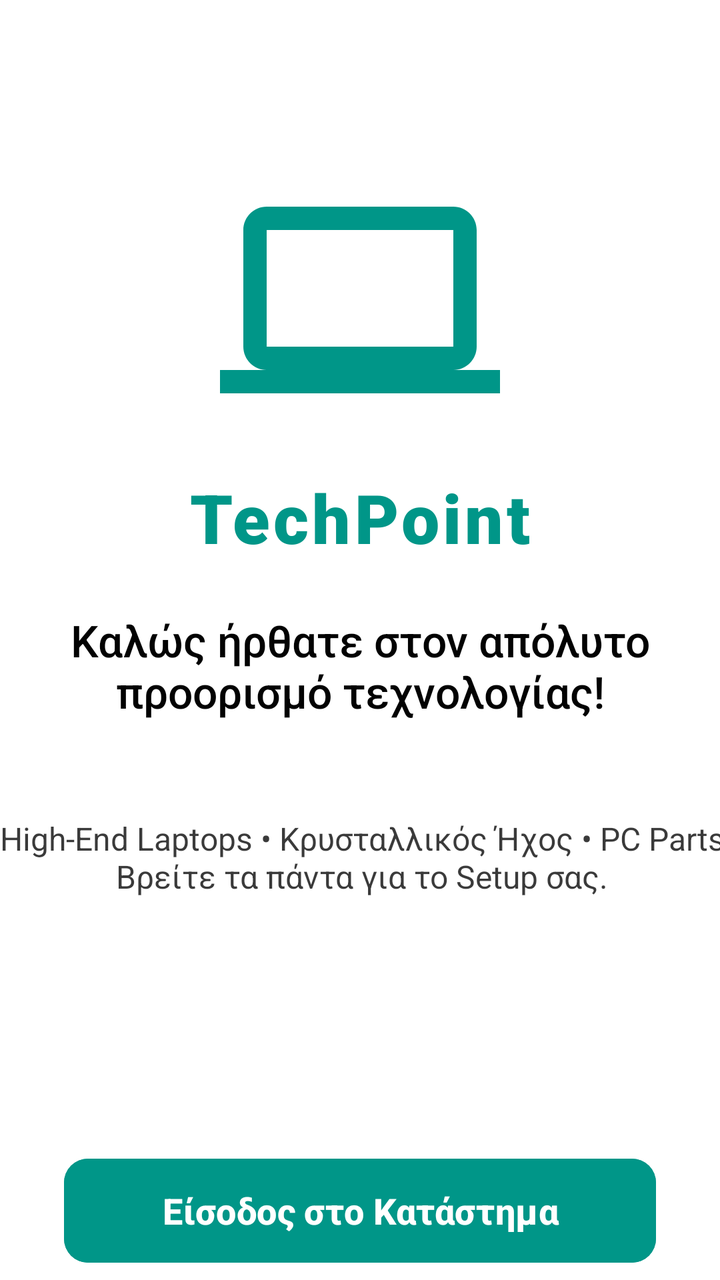
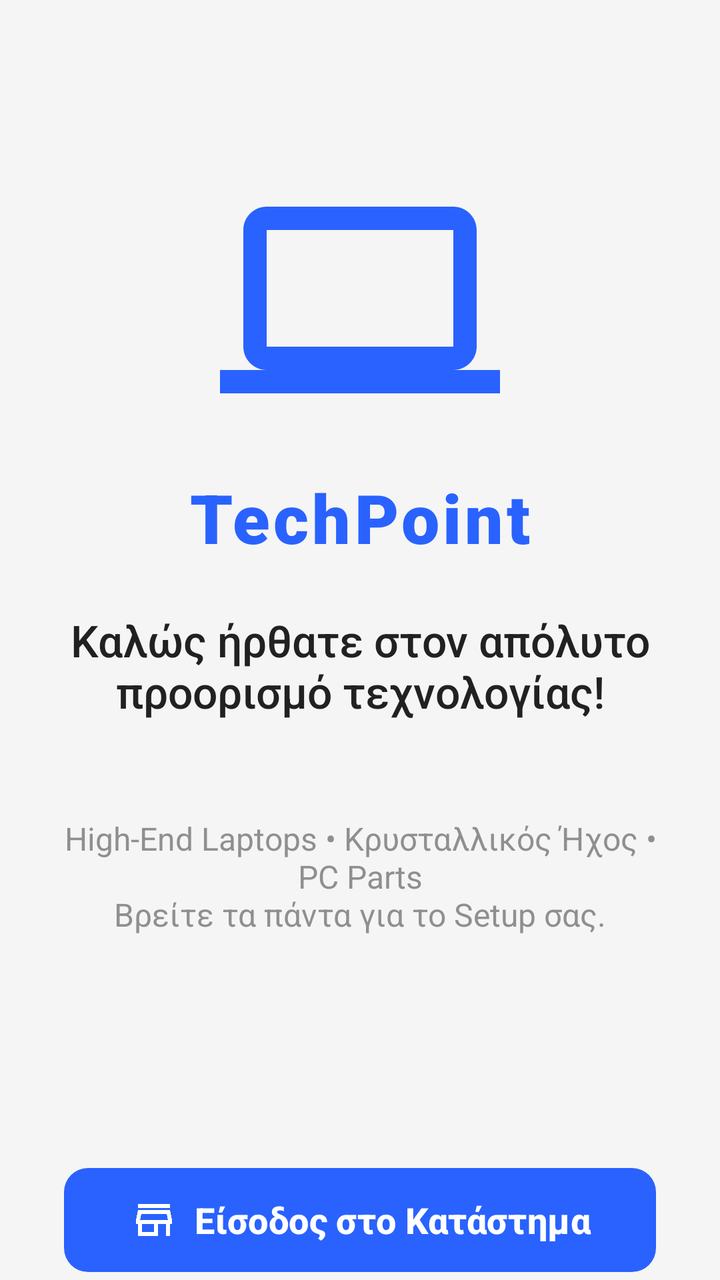

Before-and-after screenshots of an Android layout around one commit, followed by the original layout XML and the change that was made.
<!-- AndroidManifest.xml: application theme Theme.Team21 -->
<!-- res/layout/activity_main.xml -->
<?xml version="1.0" encoding="utf-8"?>
<androidx.constraintlayout.widget.ConstraintLayout xmlns:android="http://schemas.android.com/apk/res/android"
    xmlns:app="http://schemas.android.com/apk/res-auto"
    xmlns:tools="http://schemas.android.com/tools"
    android:id="@+id/main"
    android:layout_width="match_parent"
    android:layout_height="match_parent"
    android:background="#FFFFFF">

    <ImageView
        android:id="@+id/imgMainActivityLogo"
        android:layout_width="140dp"
        android:layout_height="140dp"
        android:layout_marginTop="80dp"
        android:src="@drawable/ic_laptop"
        app:layout_constraintEnd_toEndOf="parent"
        app:layout_constraintStart_toStartOf="parent"
        app:layout_constraintTop_toTopOf="parent"
        app:tint="#009688" />

    <TextView
        android:id="@+id/txtMainActivityShopTitle"
        android:layout_width="wrap_content"
        android:layout_height="wrap_content"
        android:layout_marginTop="16dp"
        android:fontFamily="sans-serif-black"
        android:letterSpacing="0.05"
        android:text="TechPoint"
        android:textColor="#009688"
        android:textSize="34sp"
        android:textStyle="bold"
        app:layout_constraintEnd_toEndOf="parent"
        app:layout_constraintStart_toStartOf="parent"
        app:layout_constraintTop_toBottomOf="@+id/imgMainActivityLogo" />

    <TextView
        android:id="@+id/txtMainActivityWelcome"
        android:layout_width="0dp"
        android:layout_height="wrap_content"
        android:layout_marginHorizontal="32dp"
        android:layout_marginTop="24dp"
        android:fontFamily="sans-serif-medium"
        android:text="Καλώς ήρθατε στον απόλυτο προορισμό τεχνολογίας!"
        android:textAlignment="center"
        android:textColor="#020202"
        android:textSize="22sp"
        app:layout_constraintEnd_toEndOf="parent"
        app:layout_constraintStart_toStartOf="parent"
        app:layout_constraintTop_toBottomOf="@+id/txtMainActivityShopTitle" />

    <TextView
        android:id="@+id/txtMainActivityDescription"
        android:layout_width="366dp"
        android:layout_height="55dp"
        android:layout_marginHorizontal="24dp"
        android:layout_marginTop="48dp"
        android:alpha="0.8"
        android:text="High-End Laptops • Κρυσταλλικός Ήχος • PC Parts\nΒρείτε τα πάντα για το Setup σας."
        android:textAlignment="center"
        android:textColor="#090909"
        android:textSize="16sp"
        app:layout_constraintEnd_toEndOf="parent"
        app:layout_constraintHorizontal_bias="0.488"
        app:layout_constraintStart_toStartOf="parent"
        app:layout_constraintTop_toBottomOf="@+id/txtMainActivityWelcome" />

    <Button
        android:id="@+id/btnMainActivityEntrance"
        android:layout_width="0dp"
        android:layout_height="60dp"
        android:layout_marginHorizontal="32dp"
        android:layout_marginTop="112dp"
        android:backgroundTint="#009688"
        android:text="Είσοδος στο Κατάστημα"
        android:textColor="#FFFFFF"
        android:textSize="18sp"
        android:textStyle="bold"
        app:cornerRadius="12dp"
        app:layout_constraintEnd_toEndOf="parent"
        app:layout_constraintHorizontal_bias="0.359"
        app:layout_constraintStart_toStartOf="parent"
        app:layout_constraintTop_toBottomOf="@+id/txtMainActivityDescription" />

</androidx.constraintlayout.widget.ConstraintLayout>
<!-- resources referenced by this layout -->
<resources>
  <!-- drawable ic_laptop (drawable) -->
  <vector xmlns:android="http://schemas.android.com/apk/res/android" android:height="24dp" android:tint="#000000" android:viewportHeight="24" android:viewportWidth="24" android:width="24dp">
        
      <path android:fillColor="@android:color/white" android:pathData="M20,18c1.1,0 2,-0.9 2,-2V6c0,-1.1 -0.9,-2 -2,-2H4C2.9,4 2,4.9 2,6v10c0,1.1 0.9,2 2,2H0v2h24v-2H20zM4,6h16v10H4V6z"/>
      
  </vector>
  <style name="Theme.Team21" parent="Base.Theme.Team21" />
  <style name="Base.Theme.Team21" parent="Theme.Material3.DayNight.NoActionBar">
  
          
          <item name="android:windowBackground">@color/bg_light</item>
          <item name="colorSurface">@color/card_light</item>
          <item name="colorSurfaceVariant">@color/input_bg_light</item>
  
          
          <item name="colorOnSurface">@color/text_dark</item>
          <item name="colorOnSurfaceVariant">@color/text_muted_light</item>
  
          <item name="colorOnPrimary">@color/white</item>
  
          
          <item name="colorPrimary">@color/eshop_primary</item>
          <item name="colorSecondary">@color/eshop_accent</item>
  
          <item name="colorError">@color/error_red_light</item>
  
          
          <item name="android:statusBarColor">@color/bg_light</item>
          <item name="android:windowLightStatusBar">true</item>
  
          
          <item name="colorFilterActive">@color/filter_active_light</item>
          <item name="colorFilterUnselected">@color/filter_bg_unselected_light</item>
  
          
          <item name="colorMenuButton">@color/teal_menu_light</item>
      </style>
  <color name="bg_light">#F5F5F5</color>
  <color name="card_light">#FFFFFF</color>
  <color name="input_bg_light">#EBEBEB</color>
  <color name="text_dark">#212121</color>
  <color name="text_muted_light">#757575</color>
  <color name="white">#FFFFFFFF</color>
  <color name="eshop_primary">#2962FF</color>
  <color name="eshop_accent">#FF6D00</color>
  <color name="error_red_light">#D32F2F</color>
  <color name="filter_active_light">#2962FF</color>
  <color name="filter_bg_unselected_light">#E0E0E0</color>
  <color name="teal_menu_light">#009688</color>
</resources>

<!-- the commit's change to res/layout/activity_main.xml (unified diff, before → after) -->
@@ -5,7 +5,7 @@
     android:id="@+id/main"
     android:layout_width="match_parent"
     android:layout_height="match_parent"
-    android:background="#FFFFFF">
+    android:background="?android:attr/windowBackground">
 
     <ImageView
         android:id="@+id/imgMainActivityLogo"
@@ -16,7 +16,7 @@
         app:layout_constraintEnd_toEndOf="parent"
         app:layout_constraintStart_toStartOf="parent"
         app:layout_constraintTop_toTopOf="parent"
-        app:tint="#009688" />
+        app:tint="?attr/colorPrimary" />
 
     <TextView
         android:id="@+id/txtMainActivityShopTitle"
@@ -26,7 +26,7 @@
         android:fontFamily="sans-serif-black"
         android:letterSpacing="0.05"
         android:text="TechPoint"
-        android:textColor="#009688"
+        android:textColor="?attr/colorPrimary"
         android:textSize="34sp"
         android:textStyle="bold"
         app:layout_constraintEnd_toEndOf="parent"
@@ -42,7 +42,7 @@
         android:fontFamily="sans-serif-medium"
         android:text="Καλώς ήρθατε στον απόλυτο προορισμό τεχνολογίας!"
         android:textAlignment="center"
-        android:textColor="#020202"
+        android:textColor="?attr/colorOnSurface"
         android:textSize="22sp"
         app:layout_constraintEnd_toEndOf="parent"
         app:layout_constraintStart_toStartOf="parent"
@@ -50,34 +50,36 @@
 
     <TextView
         android:id="@+id/txtMainActivityDescription"
-        android:layout_width="366dp"
-        android:layout_height="55dp"
+        android:layout_width="0dp"
+        android:layout_height="wrap_content"
         android:layout_marginHorizontal="24dp"
         android:layout_marginTop="48dp"
         android:alpha="0.8"
         android:text="High-End Laptops • Κρυσταλλικός Ήχος • PC Parts\nΒρείτε τα πάντα για το Setup σας."
         android:textAlignment="center"
-        android:textColor="#090909"
+        android:textColor="?attr/colorOnSurfaceVariant"
         android:textSize="16sp"
         app:layout_constraintEnd_toEndOf="parent"
-        app:layout_constraintHorizontal_bias="0.488"
         app:layout_constraintStart_toStartOf="parent"
         app:layout_constraintTop_toBottomOf="@+id/txtMainActivityWelcome" />
 
-    <Button
+    <com.google.android.material.button.MaterialButton
         android:id="@+id/btnMainActivityEntrance"
         android:layout_width="0dp"
         android:layout_height="60dp"
         android:layout_marginHorizontal="32dp"
         android:layout_marginTop="112dp"
-        android:backgroundTint="#009688"
+        app:backgroundTint="?attr/colorPrimary"
         android:text="Είσοδος στο Κατάστημα"
-        android:textColor="#FFFFFF"
+        android:textColor="?attr/colorOnPrimary"
         android:textSize="18sp"
         android:textStyle="bold"
+        app:icon="@drawable/ic_store"
+        app:iconSize="24dp"
+        app:iconTint="?attr/colorOnPrimary"
+        app:iconGravity="textStart"
         app:cornerRadius="12dp"
         app:layout_constraintEnd_toEndOf="parent"
-        app:layout_constraintHorizontal_bias="0.359"
         app:layout_constraintStart_toStartOf="parent"
         app:layout_constraintTop_toBottomOf="@+id/txtMainActivityDescription" />
 
<!-- resource entries referenced after the edit -->
@@ -5,6 +5,17 @@
         
       <path android:fillColor="@android:color/white" android:pathData="M20,18c1.1,0 2,-0.9 2,-2V6c0,-1.1 -0.9,-2 -2,-2H4C2.9,4 2,4.9 2,6v10c0,1.1 0.9,2 2,2H0v2h24v-2H20zM4,6h16v10H4V6z"/>
       
+  </vector>
+  <!-- drawable ic_store (drawable) -->
+  <vector xmlns:android="http://schemas.android.com/apk/res/android"
+      android:width="24dp"
+      android:height="24dp"
+      android:viewportWidth="960"
+      android:viewportHeight="960"
+      android:tint="?attr/colorControlNormal">
+    <path
+        android:fillColor="@android:color/white"
+        android:pathData="M160,240L160,160L800,160L800,240L160,240ZM160,800L160,560L120,560L120,480L160,280L800,280L840,480L840,560L800,560L800,800L720,800L720,560L560,560L560,800L160,800ZM240,720L480,720L480,560L240,560L240,720ZM202,480L202,480L758,480L758,480L202,480ZM202,480L758,480L734,360L226,360L202,480Z"/>
   </vector>
   <style name="Theme.Team21" parent="Base.Theme.Team21" />
   <style name="Base.Theme.Team21" parent="Theme.Material3.DayNight.NoActionBar">
